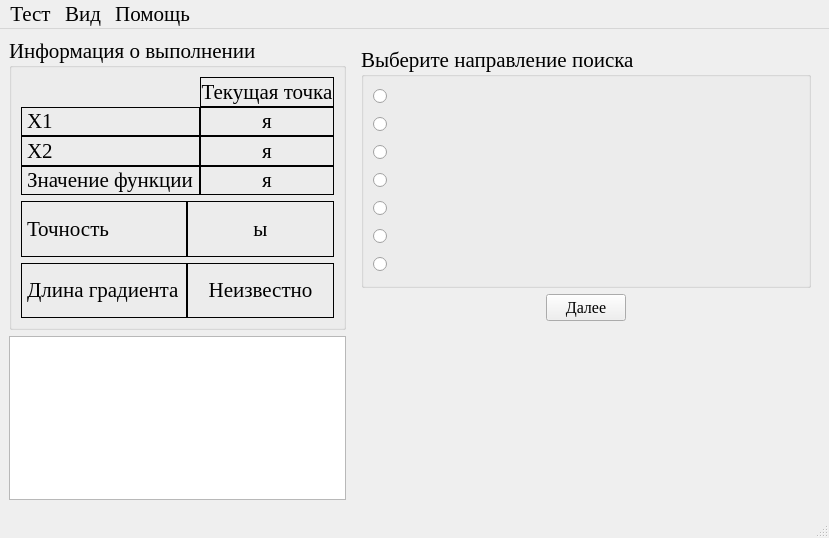
Eliminationzx/optimizationmethods, file optimizationmethods/ui/NotWen.ui: the form before one commit.
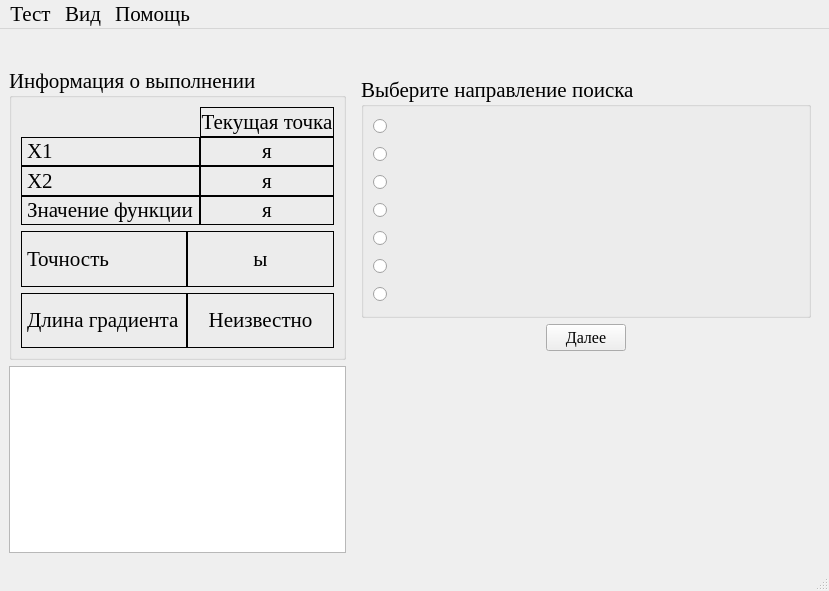
The form after the commit. Icons and pictures are not drawn.

```diff
--- a/optimizationmethods/ui/NotWen.ui
+++ b/optimizationmethods/ui/NotWen.ui
@@ -10,7 +10,7 @@
     <x>0</x>
     <y>0</y>
     <width>829</width>
-    <height>538</height>
+    <height>591</height>
    </rect>
   </property>
   <property name="font">
@@ -28,7 +28,14 @@
   </property>
   <widget class="QWidget" name="centralwidget">
    <layout class="QGridLayout" name="gridLayout_17" columnstretch="1,2">
-    <item row="0" column="0">
+    <item row="0" column="0" colspan="2">
+     <widget class="QLabel" name="func">
+      <property name="alignment">
+       <set>Qt::AlignCenter</set>
+      </property>
+     </widget>
+    </item>
+    <item row="1" column="0">
      <widget class="QGroupBox" name="groupBox_2">
       <property name="title">
        <string>Информация о выполнении</string>
@@ -212,7 +219,7 @@
       </layout>
      </widget>
     </item>
-    <item row="0" column="1">
+    <item row="1" column="1">
      <widget class="QStackedWidget" name="stackedWidget">
       <property name="currentIndex">
        <number>0</number>
@@ -1004,7 +1011,7 @@
       <widget class="QWidget" name="blank"/>
      </widget>
     </item>
-    <item row="1" column="0">
+    <item row="2" column="0">
      <widget class="QTextBrowser" name="LogTxtBrsr">
       <property name="font">
        <font>
```
